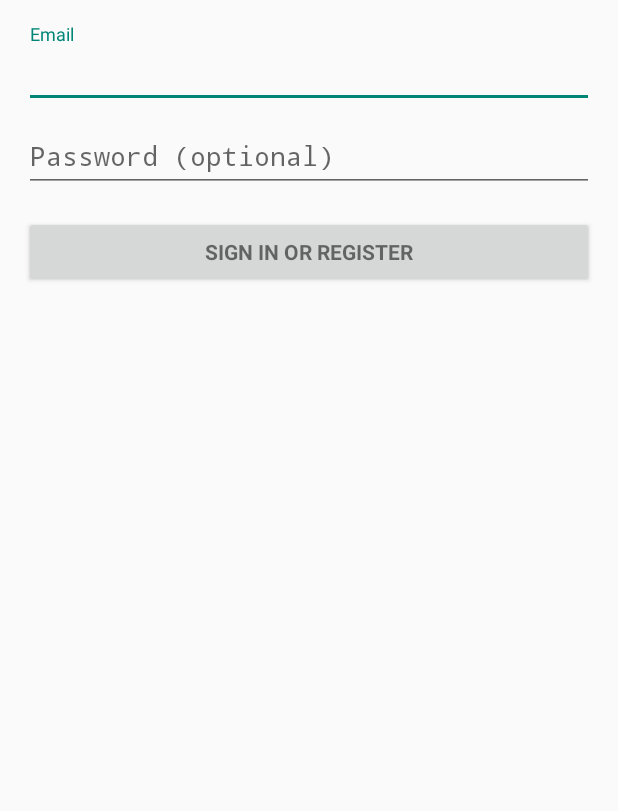
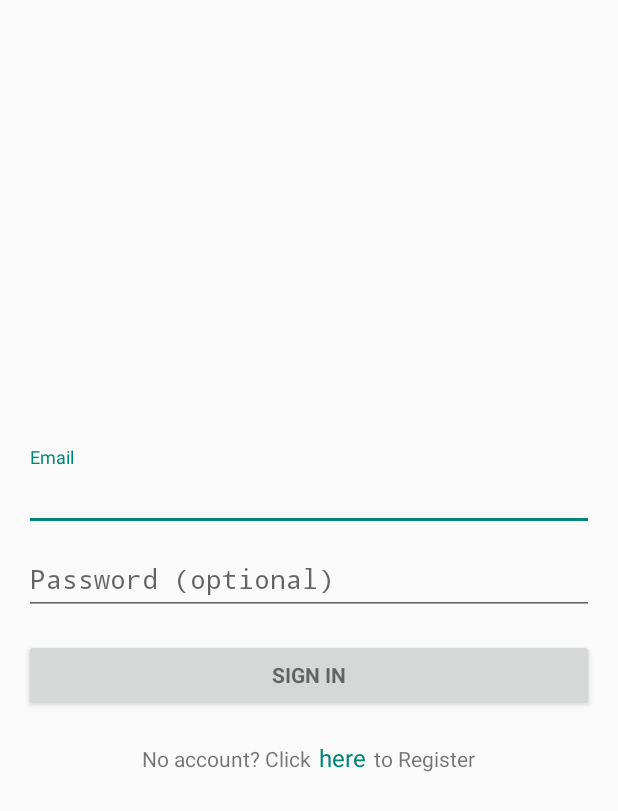
Before and after one commit to NiciDipner/MGE-Miniprojekt, an Android app: the screen it shows after launch (MainActivity), on a phone screen of 412 x 824 dp. Shown: the top 811 px of the screen. Run offline under Robolectric (Android 15) with nearby library versions, the phone set to English and light mode, and no system bars.

Commit message:
added method stub for register & login button

```diff
--- a/Gadgeothek/app/src/main/java/ch/hsr/mge/gadgeothek/LoginFragment.java
+++ b/Gadgeothek/app/src/main/java/ch/hsr/mge/gadgeothek/LoginFragment.java
@@ -15,8 +15,10 @@ public class LoginFragment extends Fragment implements View.OnClickListener{
 
     @Override
     public View onCreateView(LayoutInflater inflater, ViewGroup container, Bundle savedInstanceState){
-        View loginView = inflater.inflate(R.layout.fragment_login, container, false);
-        return loginView;
+        View root = inflater.inflate(R.layout.fragment_login, container, false);
+        root.findViewById(R.id.sign_in_button).setOnClickListener(this);
+        root.findViewById(R.id.registerLink).setOnClickListener(this);
+        return root;
     }
 
     @Override
--- a/Gadgeothek/app/src/main/java/ch/hsr/mge/gadgeothek/MainActivity.java
+++ b/Gadgeothek/app/src/main/java/ch/hsr/mge/gadgeothek/MainActivity.java
@@ -5,6 +5,7 @@ import android.app.Fragment;
 import android.app.FragmentManager;
 import android.app.FragmentTransaction;
 import android.os.Bundle;
+import android.support.design.widget.Snackbar;
 import android.view.View;
 
 public class MainActivity extends Activity implements View.OnClickListener {
@@ -20,7 +21,24 @@ public class MainActivity extends Activity implements View.OnClickListener {
 
     @Override
     public void onClick(View v) {
+        switch (v.getId()){
+            case R.id.sign_in_button:
+                makeSnack("Procced to login (TODO)");
+                break;
+            case R.id.registerLink:
+                makeSnack("Procced to registration page (TODO)");
+                break;
+            default:
+                makeSnack("No Action defined!");
+                break;
+        }
+    }
 
+    public void makeSnack(String text){
+        Snackbar snackbar = Snackbar
+                .make(findViewById(R.id.fragment_container) , text, Snackbar.LENGTH_LONG);
+
+        snackbar.show();
     }
 
     public void loadFragment(Fragment fragment) {
--- a/Gadgeothek/app/src/main/res/layout/fragment_login.xml
+++ b/Gadgeothek/app/src/main/res/layout/fragment_login.xml
@@ -1,4 +1,5 @@
 <LinearLayout xmlns:android="http://schemas.android.com/apk/res/android"
+
     xmlns:tools="http://schemas.android.com/tools"
     android:layout_width="match_parent"
     android:layout_height="match_parent"
@@ -28,7 +29,9 @@
             android:id="@+id/email_login_form"
             android:layout_width="match_parent"
             android:layout_height="wrap_content"
-            android:orientation="vertical">
+            android:orientation="vertical"
+            android:layout_gravity="center"
+            android:gravity="center">
 
             <android.support.design.widget.TextInputLayout
                 android:layout_width="match_parent"
@@ -64,13 +67,49 @@
             </android.support.design.widget.TextInputLayout>
 
             <Button
-                android:id="@+id/email_sign_in_button"
                 style="?android:textAppearanceSmall"
                 android:layout_width="match_parent"
                 android:layout_height="wrap_content"
                 android:layout_marginTop="16dp"
-                android:text="@string/action_sign_in"
-                android:textStyle="bold" />
+                android:text="@string/action_sign_in_short"
+                android:textStyle="bold"
+                android:id="@+id/sign_in_button" />
+
+            <LinearLayout
+                android:orientation="horizontal"
+                android:layout_width="wrap_content"
+                android:layout_height="wrap_content"
+                android:layout_marginTop="10dp">
+
+                <TextView
+                    android:text="@string/register_text_before"
+                    android:layout_width="wrap_content"
+                    android:layout_height="wrap_content"
+                    android:id="@+id/textView2"
+                    android:layout_weight="1" />
+
+                <TextView
+                    android:text="@string/here"
+                    android:layout_width="wrap_content"
+                    android:layout_height="wrap_content"
+                    android:layout_weight="1"
+                    android:id="@+id/registerLink"
+                    android:textSize="16sp"
+                    android:paddingStart="5dp"
+                    android:paddingEnd="5dp"
+                    android:paddingBottom="10dp"
+                    android:paddingTop="10dp"
+                    android:textColor="?attr/colorAccent"
+                    android:clickable="true" />
+
+                <TextView
+                    android:text="@string/register_text_after"
+                    android:layout_width="match_parent"
+                    android:layout_height="wrap_content"
+                    android:textSize="14sp"
+                    android:textAlignment="center"
+                    android:layout_weight="1" />
+            </LinearLayout>
 
         </LinearLayout>
     </ScrollView>
--- a/Gadgeothek/app/src/main/res/values/strings.xml
+++ b/Gadgeothek/app/src/main/res/values/strings.xml
@@ -14,4 +14,7 @@
     <string name="permission_rationale">"Contacts permissions are needed for providing email
         completions."
     </string>
+    <string name="here">here</string>
+    <string name="register_text_before">No account? Click </string>
+    <string name="register_text_after"> to Register</string>
 </resources>
```
